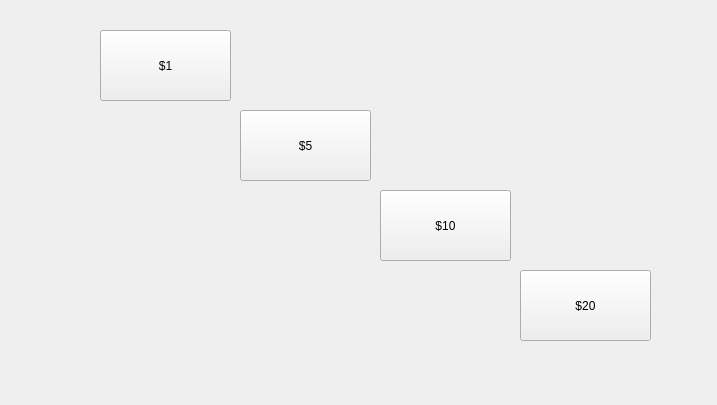
This is pay_buttons.ui in renderedSafe/Geedunk2 as Qt 5 draws it before an edit. The edited form follows.
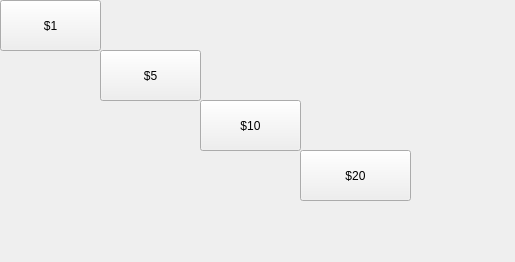
This is the edited form.

What changed in the file:
```diff
--- a/pay_buttons.ui
+++ b/pay_buttons.ui
@@ -6,8 +6,8 @@
    <rect>
     <x>0</x>
     <y>0</y>
-    <width>717</width>
-    <height>405</height>
+    <width>515</width>
+    <height>262</height>
    </rect>
   </property>
   <property name="windowTitle">
@@ -16,10 +16,10 @@
   <widget class="QPushButton" name="pushButton_1">
    <property name="geometry">
     <rect>
-     <x>100</x>
-     <y>30</y>
-     <width>131</width>
-     <height>71</height>
+     <x>0</x>
+     <y>0</y>
+     <width>101</width>
+     <height>51</height>
     </rect>
    </property>
    <property name="text">
@@ -29,10 +29,10 @@
   <widget class="QPushButton" name="pushButton_5">
    <property name="geometry">
     <rect>
-     <x>240</x>
-     <y>110</y>
-     <width>131</width>
-     <height>71</height>
+     <x>100</x>
+     <y>50</y>
+     <width>101</width>
+     <height>51</height>
     </rect>
    </property>
    <property name="text">
@@ -42,10 +42,10 @@
   <widget class="QPushButton" name="pushButton_10">
    <property name="geometry">
     <rect>
-     <x>380</x>
-     <y>190</y>
-     <width>131</width>
-     <height>71</height>
+     <x>200</x>
+     <y>100</y>
+     <width>101</width>
+     <height>51</height>
     </rect>
    </property>
    <property name="text">
@@ -55,10 +55,10 @@
   <widget class="QPushButton" name="pushButton_20">
    <property name="geometry">
     <rect>
-     <x>520</x>
-     <y>270</y>
-     <width>131</width>
-     <height>71</height>
+     <x>300</x>
+     <y>150</y>
+     <width>111</width>
+     <height>51</height>
     </rect>
    </property>
    <property name="text">
```
